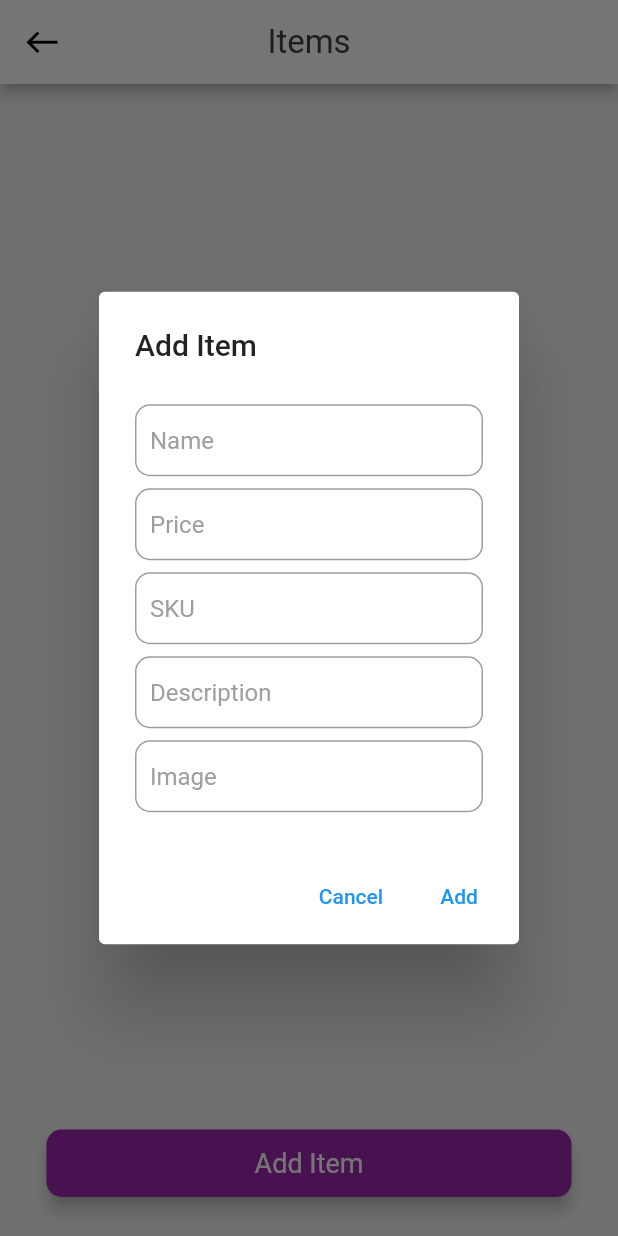
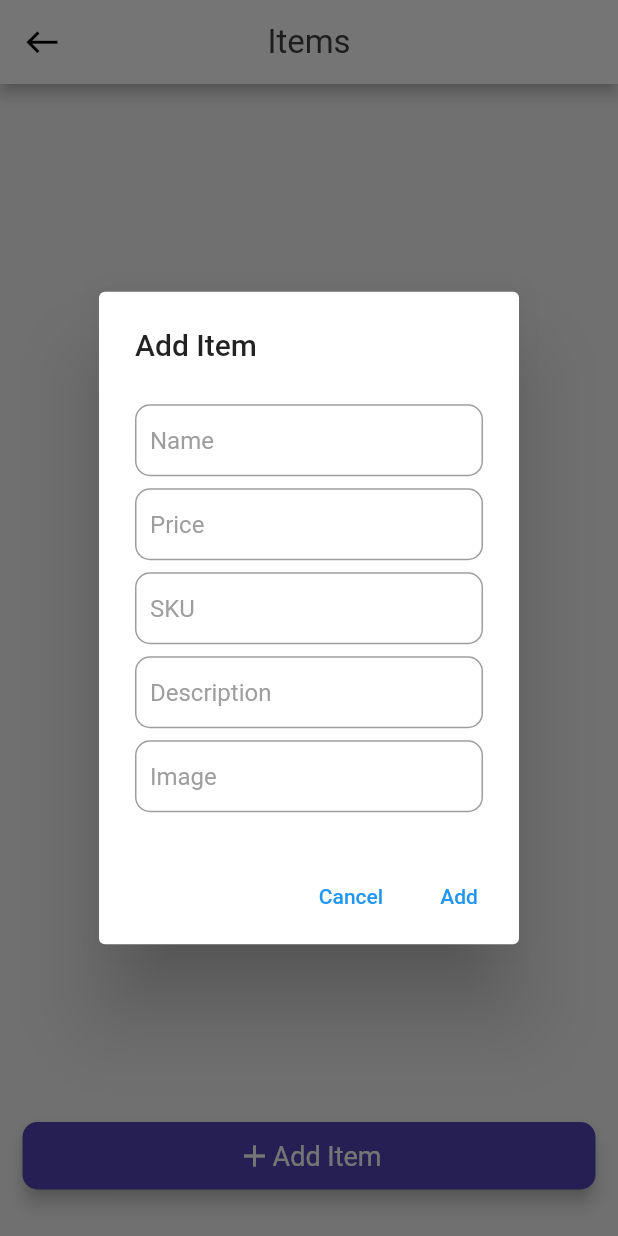
Before and after one commit to Batool13/Sary, a Flutter app: the ItemPage screen opened directly, after a tap on "Add Item", on a phone screen of 412 x 824 dp. Run offline on Flutter 3.47's test engine with Material 2 defaults, Android fonts, the phone set to English and light mode, and no system bars; our stand-ins replace hive, hive_flutter; accounts and stored records are empty.

Commit message:
refacoring , design , solve dropdown null values , add provider getbyId for both transaction and items

```diff
--- a/lib/itemsPage.dart
+++ b/lib/itemsPage.dart
@@ -23,6 +23,7 @@ class _ItemPageState extends State<ItemPage> {
   Widget build(BuildContext context) => Scaffold(
         floatingActionButtonLocation: FloatingActionButtonLocation.centerFloat,
         floatingActionButton: AddButton(
+            addIcon: Icons.add,
             heroTag: "add",
             addText: "Add Item",
             function: () => showDialog(
--- a/lib/utils/fontsTheme.dart
+++ b/lib/utils/fontsTheme.dart
@@ -11,6 +11,8 @@ class FontsTheme {
   static const TextStyle smallNormal = TextStyle(
     fontSize: 14,
   );
-  static const TextStyle XsmallGray =
+  static const TextStyle xsmallGray =
+      TextStyle(fontSize: 12, color: Colors.grey);
+  static const TextStyle xsmallRed =
       TextStyle(fontSize: 12, color: Colors.grey);
 }
--- a/lib/utils/themeData.dart
+++ b/lib/utils/themeData.dart
@@ -20,7 +20,7 @@ class MyThemeData {
     floatingActionButtonTheme: FloatingActionButtonThemeData(
       extendedTextStyle: FontsTheme.mediumNorma,
       elevation: 1,
-      backgroundColor: Colors.purple,
+      backgroundColor: ConvertHexToColor.hexStringToColor("#5044B8"),
       shape: RoundedRectangleBorder(
         borderRadius: Dimens.borderRadius10all,
       ),
--- a/lib/widgets/addButton.dart
+++ b/lib/widgets/addButton.dart
@@ -1,4 +1,5 @@
 import 'package:flutter/material.dart';
+import 'package:intl/intl.dart';
 import 'package:sary_project/utils/dimens.dart';
 
 class AddButton extends StatelessWidget {
@@ -6,22 +7,37 @@ class AddButton extends StatelessWidget {
     required this.addText,
     required this.function,
     required this.heroTag,
+    required this.addIcon,
     Key? key,
   }) : super(key: key);
   final String addText;
   final VoidCallback function;
   final String heroTag;
+  final IconData addIcon;
   @override
   Widget build(BuildContext context) {
     return Padding(
-      padding: Dimens.paddding10all,
+      padding: Dimens.paddding15all,
       child: Container(
-        width: 350,
+        width: 400,
         height: 45,
         child: FloatingActionButton(
           heroTag: heroTag,
           onPressed: function,
-          child: Text(addText),
+          child: Center(
+            child: Row(
+              crossAxisAlignment: CrossAxisAlignment.center,
+              mainAxisAlignment: MainAxisAlignment.center,
+              children: [
+                Icon(
+                  addIcon,
+                ),
+                Text(addText),
+              ],
+            ),
+          ),
+
+          // Text(addText),
           elevation: 5,
         ),
       ),
```
Also changed, not shown: lib/main.dart (+50 -39 lines), lib/provider/itemProvider.dart (+17 -2 lines), lib/provider/transactionsProvider.dart (+33 -3 lines), lib/widgets/addTransactionDialog.dart (+38 -41 lines), lib/widgets/transactionCard.dart (+16 -11 lines), lib/widgets/transactionDetailCard.dart (+15 -15 lines), lib/widgets/toast.dart (added).
